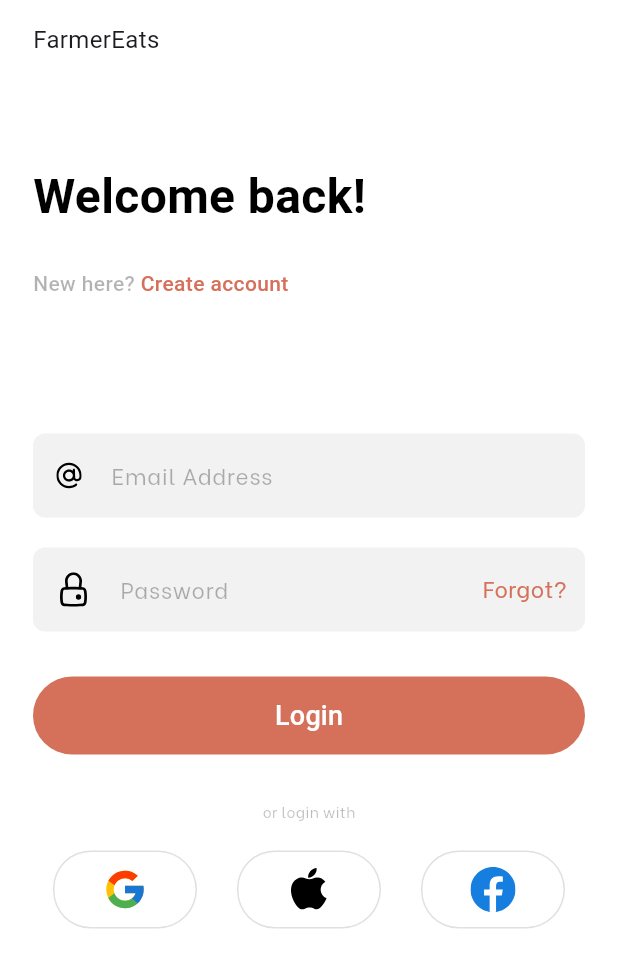
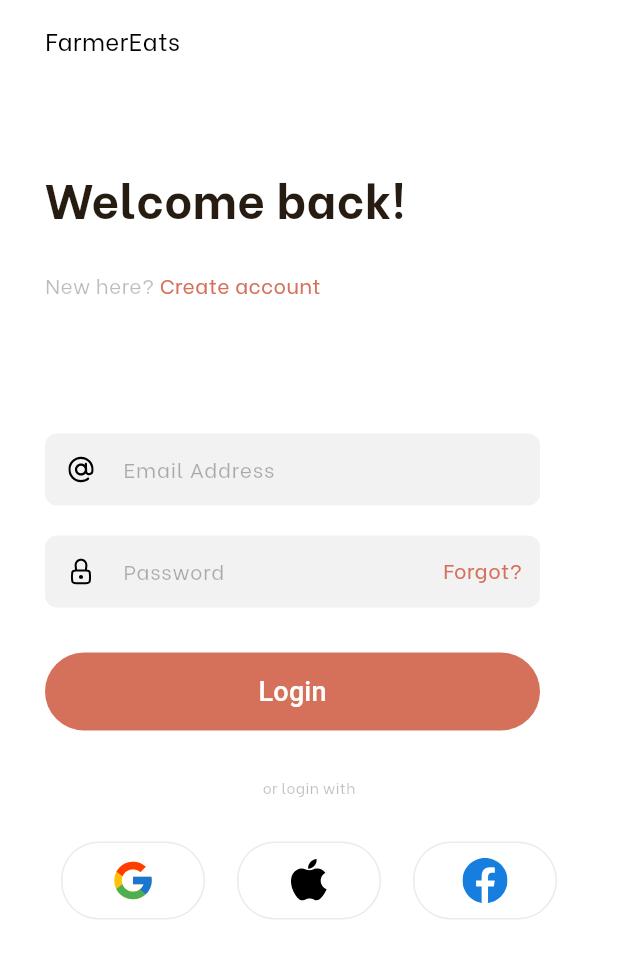
Before and after one commit to asheesh20/software_lab, a Flutter app: the LoginScreen screen opened directly, on a phone screen of 412 x 824 dp. Shown: the top 968 px of the screen. Run offline on Flutter 3.47's test engine with Material 3 defaults, Android fonts, the phone set to English and light mode, and no system bars; our stand-ins replace flutter_svg; Roboto replaces fonts that are missing (assets/fonts/BeVietnam-ExtraBold.ttf).

Commit message:
login screen layout finalised

```diff
--- a/lib/main.dart
+++ b/lib/main.dart
@@ -19,7 +19,7 @@ class MyApp extends StatelessWidget {
   @override
   Widget build(context) {
     return MaterialApp(
-      //home: LoginScreen(),
+      home: LoginScreen(),
       // home: ForgotPassword(),
       //home: VerifyOtp(),
       //home: ResetPassword(),
@@ -27,7 +27,7 @@ class MyApp extends StatelessWidget {
       //home: SignupTwo(),
       //home: SignupThree(),
       //home: SignupFour(),
-      home: SignupFive(),
+      //home: SignupFive(),
     );
   }
 }
--- a/lib/views/login_screen.dart
+++ b/lib/views/login_screen.dart
@@ -17,13 +17,18 @@ class _LoginScreenState extends State<LoginScreen> {
       backgroundColor: Colors.white,
       body: SafeArea(
         child: Padding(
-          padding: const EdgeInsets.symmetric(horizontal: 22.0, vertical: 15),
+          padding: const EdgeInsets.symmetric(horizontal: 30.0, vertical: 15),
           child: Column(
             crossAxisAlignment: CrossAxisAlignment.start,
             children: [
               const Text(
                 'FarmerEats',
-                style: TextStyle(fontSize: 16, fontWeight: FontWeight.w400),
+                style: TextStyle(
+                  fontSize: 16,
+                  fontWeight: FontWeight.w400,
+                  fontFamily: 'BeVietnam',
+                  color: Color.fromRGBO(0, 0, 0, 1),
+                ),
               ),
               const SizedBox(
                 height: 70,
@@ -31,9 +36,10 @@ class _LoginScreenState extends State<LoginScreen> {
               const Text(
                 'Welcome back!',
                 style: TextStyle(
-                  color: Colors.black,
+                  color: Color.fromRGBO(38, 28, 18, 1),
                   fontSize: 32,
                   fontWeight: FontWeight.w700,
+                  fontFamily: 'BeVietnam',
                 ),
               ),
               const SizedBox(
@@ -45,8 +51,10 @@ class _LoginScreenState extends State<LoginScreen> {
                     'New here? ',
                     style: TextStyle(
                       fontSize: 14,
-                        color: Color.fromARGB(77, 0, 0, 0),
-                        fontWeight: FontWeight.w500),
+                      color: Color.fromRGBO(38, 28, 18, 0.3),
+                      fontWeight: FontWeight.w500,
+                      fontFamily: 'BeVietnam',
+                    ),
                   ),
                   Text(
                     'Create account',
@@ -54,6 +62,7 @@ class _LoginScreenState extends State<LoginScreen> {
                       fontSize: 14,
                       color: Color.fromARGB(255, 213, 113, 91),
                       fontWeight: FontWeight.w500,
+                      fontFamily: 'BeVietnam',
                     ),
                   ),
                 ],
@@ -65,151 +74,90 @@ class _LoginScreenState extends State<LoginScreen> {
                 key: _formKey,
                 child: Column(
                   children: [
-                    TextFormField(
+                    SizedBox(
+                      height: 48,
+                      width: 330,
+                      child: TextFormField(
                         decoration: InputDecoration(
                           prefixIcon: Padding(
                             padding: const EdgeInsets.all(15.0),
                             child: SizedBox(
                               child: SvgPicture.asset(
                                 'assets/images/Vector@1x.svg',
-                              height: 1,
-                              width: 1,
                               ),
-                            // child: Image.asset(
-                            //   'assets/images/Vector@1x.png',
-                            //   height: 15,
-                            //   width: 15,
-                            // ),
                             ),
                           ),
                           hintText: 'Email Address',
                           hintStyle: const TextStyle(
-                          color: Color(0x4D000000),
-                          //color: Color.fromARGB(77, 0, 0, 0),
+                            color: Color.fromRGBO(0, 0, 0, 0.3),
                             fontWeight: FontWeight.w400,
                             fontFamily: 'BeVietnam',
-                          fontSize: 15,
+                            fontSize: 14,
                           ),
                           filled: true,
                           fillColor: const Color(0xFFF2F2F2),
-                        //  fillColor: Color.fromARGB(255, 38, 24, 18),
-                        // fillColor: Color.fromARGB(77, 0, 0, 0).withOpacity(0.3),
                           border: OutlineInputBorder(
                             borderRadius: BorderRadius.circular(8),
                             borderSide: BorderSide.none,
+                          ),
+                          contentPadding:
+                              const EdgeInsets.symmetric(horizontal: 20),
                         ),
                       ),
                     ),
                     const SizedBox(
                       height: 20,
                     ),
-                    TextFormField(
+                    SizedBox(
+                      height: 48,
+                      width: 330,
+                      child: TextFormField(
+                        obscureText: true,
                         decoration: InputDecoration(
-                        // prefixIcon: Padding(
-                        //   padding: const EdgeInsets.all(15),
-                        //   child: SizedBox(
-                        //     child: SvgPicture.asset(
-                        //       'assets/images/Vector.svg',
-                        //     ),
-                        //   ),
-                        // ),
-                        prefixIcon: Stack(
-                          children: [
-                            Padding(
-                              padding: const EdgeInsets.all(15),
+                          prefixIcon: Padding(
+                            padding: const EdgeInsets.all(15.0),
                             child: SizedBox(
                               child: SvgPicture.asset(
-                                  'assets/images/Vector.svg',
-                                  width: 24, // Adjust width as needed
-                                  height: 24, // Adjust height as needed
+                                'assets/images/password.svg',
                               ),
                             ),
                           ),
-                            Positioned(
-                              right: 21.15,
-                              bottom: 19.5,
-                              child: SizedBox(
-                                width: 5, //Adjust width as needed
-                                height: 5, // Adjust height as needed
-                                child: SvgPicture.asset(
-                                  'assets/images/Vector.dot.svg',
-                                ),
-                              ),
-                            ),
-                          ],
-                        ),
                           hintText: 'Password',
-
                           hintStyle: const TextStyle(
-                          color: Color(0x4D000000),
-                          //color: Color.fromARGB(77, 0, 0, 0),
+                            color: Color.fromRGBO(0, 0, 0, 0.3),
                             fontWeight: FontWeight.w400,
                             fontFamily: 'BeVietnam',
-                          fontSize: 15,
+                            fontSize: 14,
                           ),
                           filled: true,
                           fillColor: const Color(0xFFF2F2F2),
-                        //  fillColor: Color.fromARGB(255, 38, 24, 18),
-                        // fillColor: Color.fromARGB(77, 0, 0, 0).withOpacity(0.3),
                           border: OutlineInputBorder(
                             borderRadius: BorderRadius.circular(8),
                             borderSide: BorderSide.none,
                           ),
+                          contentPadding:
+                              const EdgeInsets.symmetric(horizontal: 20),
                           suffixIcon: GestureDetector(
                             onTap: () {
                               // Add functionality for "Forgot?" text tap here
                             },
                             child: const Padding(
                               padding: EdgeInsets.symmetric(
-                                horizontal: 12, vertical: 11.8),
+                                  horizontal: 12, vertical: 12.0),
                               child: Text(
                                 'Forgot?',
                                 style: TextStyle(
                                   fontWeight: FontWeight.w400,
                                   fontFamily: 'BeVietnam',
-                                fontSize: 15,
-                                color: Color.fromARGB(255, 213, 113, 91),
+                                  fontSize: 14,
+                                  color: Color.fromRGBO(213, 113, 91, 1),
                                 ),
                               ),
                             ),
                           ),
                         ),
                       ),
-
-                    // Container(
-                    //   decoration:
-                    //       BoxDecoration(borderRadius: BorderRadius.circular(5)),
-                    //   width: double.infinity,
-                    //   height: 52,
-                    //   child: ElevatedButton(
-                    //     style: ElevatedButton.styleFrom(
-                    //       backgroundColor:
-                    //           const Color.fromARGB(255, 213, 113, 91),
-                    //       elevation: 0,
-                    //     ),
-                    //     onPressed: () {
-                    //       if (_formKey.currentState!.validate()) {
-                    //         // authController.login(
-                    //         //   _emailController.text.trim(),
-                    //         //   _passwordController.text.trim(),
-                    //         // );
-                    //       }
-                    //     },
-                    //     child: const Text(
-                    //       'Login',
-                    //       style: TextStyle(
-                    //         // fontFamily: 'Be',
-                    //         fontFamily: 'assets/fonts/BeVietnam-ExtraBold.ttf',
-                    //         color: Color(0xFFFFFFFF),
-                    //         fontSize: 18,
-                    //         fontWeight: FontWeight.w500,
-                    //       ),
-                    //     ),
-                    //     // child: SvgPicture.asset(
-                    //     //   'assest/images/Login.svg',
-                    //     // ),
-                    //   ),
-                    // ),
+                    ),
                   ],
                 ),
               ),
@@ -217,36 +165,26 @@ class _LoginScreenState extends State<LoginScreen> {
                 height: 30,
               ),
               Container(
-                decoration:
-                    BoxDecoration(borderRadius: BorderRadius.circular(5)),
-                width: double.infinity,
+                decoration: BoxDecoration(
+                  borderRadius: BorderRadius.circular(8),
+                ),
+                width: 330,
                 height: 52,
                 child: ElevatedButton(
                   style: ElevatedButton.styleFrom(
                     backgroundColor: const Color.fromARGB(255, 213, 113, 91),
                     elevation: 0,
                   ),
-                  onPressed: () {
-                    if (_formKey.currentState!.validate()) {
-                      // authController.login(
-                      //   _emailController.text.trim(),
-                      //   _passwordController.text.trim(),
-                      // );
-                    }
-                  },
+                  onPressed: () {},
                   child: const Text(
                     'Login',
                     style: TextStyle(
-                      // fontFamily: 'Be',
                       fontFamily: 'assets/fonts/BeVietnam-ExtraBold.ttf',
-                      color: Color(0xFFFFFFFF),
+                      color: Color.fromRGBO(255, 255, 255, 1),
                       fontSize: 18,
                       fontWeight: FontWeight.w500,
                     ),
                   ),
-                  // child: SvgPicture.asset(
-                  //   'assest/images/Login.svg',
-                  // ),
                 ),
               ),
               const SizedBox(
@@ -259,13 +197,11 @@ class _LoginScreenState extends State<LoginScreen> {
                       fontSize: 10,
                       fontWeight: FontWeight.w500,
                       fontFamily: 'BeVietnam',
-                    //color: Color(0x4D261C12),
-                    color: Color.fromARGB(76, 38, 28, 18),
-                  ),
+                      color: Color.fromRGBO(38, 28, 18, 0.3)),
                 ),
               ),
               const SizedBox(
-                height: 20,
+                height: 30,
               ),
               Row(
                 mainAxisAlignment: MainAxisAlignment.spaceAround,
--- a/lib/widgets/login_button.dart
+++ b/lib/widgets/login_button.dart
@@ -18,11 +18,9 @@ class LoginButton extends StatelessWidget {
       child: Container(
         width: 96,
         height: 52,
-        // width: 96,
-        // height: 52,
-        padding: const EdgeInsets.all(4),
+        // padding: const EdgeInsets.all(0),
         decoration: BoxDecoration(
-          border: Border.all(color: Colors.grey.shade300),
+          border: Border.all(color: const Color.fromRGBO(0, 0, 0, 0.08)),
           borderRadius: const BorderRadius.horizontal(
               left: Radius.circular(29), right: Radius.circular(30)),
         ),
```
Lines whose indentation alone changed are shown as unchanged.
